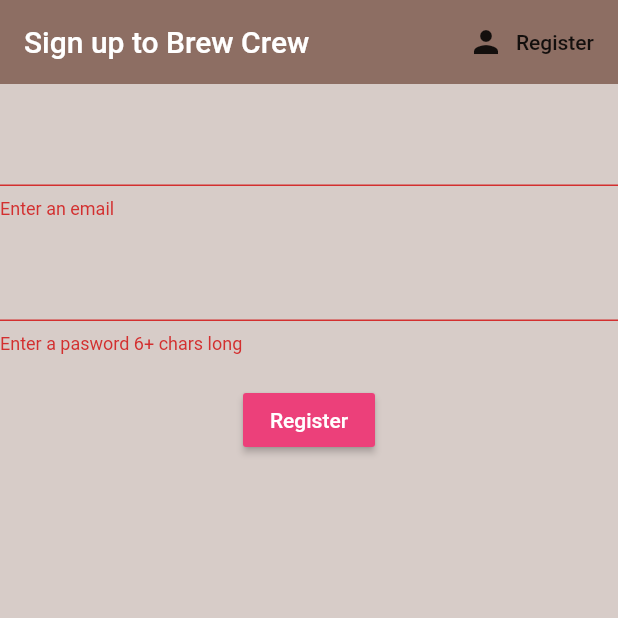
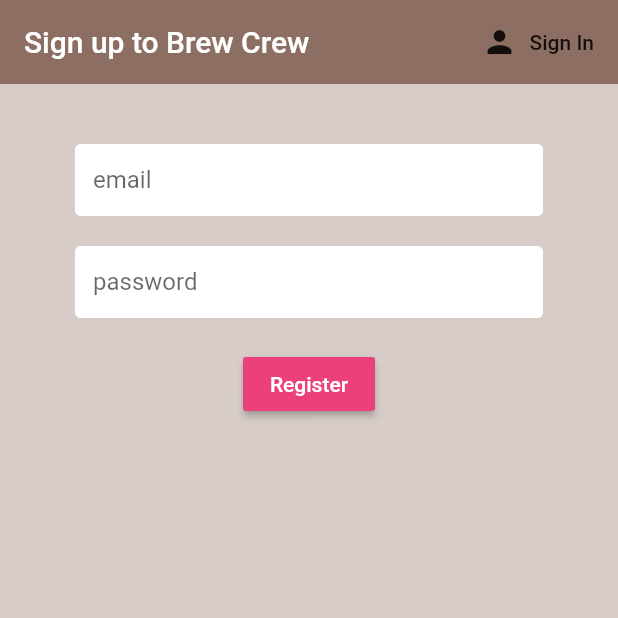
Before and after one commit to Z-inator/brew_crew_flutterTutorial, a Flutter app: the screen it shows after launch, after a tap on "Sign In", after a tap on "Register", on a phone screen of 412 x 824 dp, the top half of it. Run offline on Flutter 3.47's test engine with Material 2 defaults, Android fonts, the phone set to English and light mode, and no system bars; our stand-ins replace cloud_firestore, firebase_auth, flutter_spinkit; accounts and stored records are empty.

Commit message:
Sections 13-20

```diff
--- /dev/null
+++ b/lib/models/brew.dart
@@ -0,0 +1,9 @@
+class Brew {
+  final String name;
+  final String sugars;
+  final int strength;
+
+  Brew({this.name, this.sugars, this.strength});
+
+
+}
--- a/lib/screens/authenticate/register.dart
+++ b/lib/screens/authenticate/register.dart
@@ -1,24 +1,31 @@
 import 'package:brew_crew/services/auth.dart';
+import 'package:brew_crew/shared/constants.dart';
+import 'package:brew_crew/shared/loading.dart';
 import 'package:flutter/material.dart';
 
 class Register extends StatefulWidget {
+
   final Function toggleView;
-  Register({this.toggleView});
+  Register({ this.toggleView });
+
   @override
   _RegisterState createState() => _RegisterState();
 }
 
 class _RegisterState extends State<Register> {
+
   final AuthService _auth = AuthService();
   final _formKey = GlobalKey<FormState>();
+  String error = '';
+  bool loading = false;
 
+  // text field state
   String email = '';
   String password = '';
-  String error = '';
 
   @override
   Widget build(BuildContext context) {
-    return Scaffold(
+    return loading ? Loading() : Scaffold(
       backgroundColor: Colors.brown[100],
       appBar: AppBar(
         backgroundColor: Colors.brown[400],
@@ -27,35 +34,32 @@ class _RegisterState extends State<Register> {
         actions: <Widget>[
           FlatButton.icon(
             icon: Icon(Icons.person),
-              label: Text('Register'),
-              onPressed: () {
-                widget.toggleView();
-              })
+            label: Text('Sign In'),
+            onPressed: () => widget.toggleView(),
+          ),
         ],
       ),
       body: Container(
+        padding: EdgeInsets.symmetric(vertical: 20.0, horizontal: 50.0),
         child: Form(
           key: _formKey,
           child: Column(
             children: <Widget>[
               SizedBox(height: 20.0),
               TextFormField(
+                decoration: textInputDecoration.copyWith(hintText: 'email'),
                 validator: (val) => val.isEmpty ? 'Enter an email' : null,
                 onChanged: (val) {
-                    setState(() {
-                      email = val;
-                    });
+                  setState(() => email = val);
                 },
               ),
               SizedBox(height: 20.0),
               TextFormField(
-                  validator: (val) =>
-                      val.length < 6 ? 'Enter a pasword 6+ chars long' : null,
+                decoration: textInputDecoration.copyWith(hintText: 'password'),
                 obscureText: true,
+                validator: (val) => val.length < 6 ? 'Enter a password 6+ chars long' : null,
                 onChanged: (val) {
-                    setState(() {
-                      password = val;
-                    });
+                  setState(() => password = val);
                 },
               ),
               SizedBox(height: 20.0),
@@ -66,24 +70,26 @@ class _RegisterState extends State<Register> {
                   style: TextStyle(color: Colors.white),
                 ),
                 onPressed: () async {
-                    if (_formKey.currentState.validate()) {
-                      dynamic result = await _auth.registerWithEmailAndPassword(
-                          email, password);
-                      if (result == null) {
-                        setState(() => error = 'please supply a valid email');
+                  if(_formKey.currentState.validate()){
+                    setState(() => loading = true);
+                    dynamic result = await _auth.registerWithEmailAndPassword(email, password);
+                    if(result == null) {
+                      setState(() {
+                        loading = false;
+                        error = 'Please supply a valid email';
+                      });
                     }
                   }
-                  },
+                }
               ),
-                SizedBox(
-                  height: 12.0,
-                ),
+              SizedBox(height: 12.0),
               Text(
                 error,
-                  style: TextStyle(color: Colors.red, fontSize: 14.0)
+                style: TextStyle(color: Colors.red, fontSize: 14.0),
+              )
+            ],
           ),
-              ],
-            )),
+        ),
       ),
     );
   }
--- a/lib/screens/authenticate/sign_in.dart
+++ b/lib/screens/authenticate/sign_in.dart
@@ -1,22 +1,31 @@
 import 'package:brew_crew/services/auth.dart';
+import 'package:brew_crew/shared/constants.dart';
+import 'package:brew_crew/shared/loading.dart';
 import 'package:flutter/material.dart';
 
 class SignIn extends StatefulWidget {
+
   final Function toggleView;
-  SignIn({this.toggleView});
+  SignIn({ this.toggleView });
+
   @override
   _SignInState createState() => _SignInState();
 }
 
 class _SignInState extends State<SignIn> {
+
   final AuthService _auth = AuthService();
-  // Text field state
+  final _formKey = GlobalKey<FormState>();
+  String error = '';
+  bool loading = false;
+
+  // text field state
   String email = '';
   String password = '';
 
   @override
   Widget build(BuildContext context) {
-    return Scaffold(
+    return loading ? Loading() : Scaffold(
       backgroundColor: Colors.brown[100],
       appBar: AppBar(
         backgroundColor: Colors.brown[400],
@@ -25,48 +34,62 @@ class _SignInState extends State<SignIn> {
         actions: <Widget>[
           FlatButton.icon(
             icon: Icon(Icons.person),
-            label: Text('Sign In'),
-            onPressed: () {
-              widget.toggleView();
-            }
-          )
+            label: Text('Register'),
+            onPressed: () => widget.toggleView(),
+          ),
         ],
       ),
       body: Container(
+        padding: EdgeInsets.symmetric(vertical: 20.0, horizontal: 50.0),
         child: Form(
+          key: _formKey,
           child: Column(
             children: <Widget>[
               SizedBox(height: 20.0),
               TextFormField(
+                decoration: textInputDecoration.copyWith(hintText: 'email'),
+                validator: (val) => val.isEmpty ? 'Enter an email' : null,
                 onChanged: (val) {
-                setState(() {
-                  email = val;
-                });
+                  setState(() => email = val);
                 },
               ),
               SizedBox(height: 20.0),
               TextFormField(
                 obscureText: true,
+                decoration: textInputDecoration.copyWith(hintText: 'password'),
+                validator: (val) => val.length < 6 ? 'Enter a password 6+ chars long' : null,
                 onChanged: (val) {
-                setState(() {
-                  password = val;
-                });
+                  setState(() => password = val);
                 },
               ),
               SizedBox(height: 20.0),
               RaisedButton(
                 color: Colors.pink[400],
                 child: Text(
-                'Sign in',
+                  'Sign In',
                   style: TextStyle(color: Colors.white),
                 ),
                 onPressed: () async {
-                print(email);
-                print(password);
-              },
-            )
+                  if(_formKey.currentState.validate()){
+                    setState(() => loading = true);
+                    dynamic result = await _auth.signInWithEmailAndPassword(email, password);
+                    if(result == null) {
+                      setState(() {
+                        loading = false;
+                        error = 'Could not sign in with those credentials';
+                      });
+                    }
+                  }
+                }
+              ),
+              SizedBox(height: 12.0),
+              Text(
+                error,
+                style: TextStyle(color: Colors.red, fontSize: 14.0),
+              ),
             ],
-        )),
+          ),
+        ),
       ),
     );
   }
--- a/lib/services/auth.dart
+++ b/lib/services/auth.dart
@@ -1,40 +1,54 @@
 import 'package:brew_crew/models/user.dart';
+import 'package:brew_crew/services/database.dart';
 import 'package:firebase_auth/firebase_auth.dart';
 
 class AuthService {
+
   final FirebaseAuth _auth = FirebaseAuth.instance;
 
-  // Create user obj based on FirebaseUser
+  // create user obj based on firebase user
   User _userFromFirebaseUser(FirebaseUser user) {
     return user != null ? User(uid: user.uid) : null;
   }
 
+  // auth change user stream
   Stream<User> get user {
-    return _auth.onAuthStateChanged.map(_userFromFirebaseUser);
-    // .map((FirebaseUser user) => _userFromFirebaseUser(user));
+    return _auth.onAuthStateChanged
+      //.map((FirebaseUser user) => _userFromFirebaseUser(user));
+      .map(_userFromFirebaseUser);
   }
 
-  // sign in anonymosly
+  // sign in anon
   Future signInAnon() async {
     try {
       AuthResult result = await _auth.signInAnonymously();
       FirebaseUser user = result.user;
       return _userFromFirebaseUser(user);
+    } catch (e) {
+      print(e.toString());
+      return null;
+    }
+  }
+
+  // sign in with email and password
+  Future signInWithEmailAndPassword(String email, String password) async {
+    try {
+      AuthResult result = await _auth.signInWithEmailAndPassword(email: email, password: password);
+      FirebaseUser user = result.user;
+      return user;
     } catch (error) {
       print(error.toString());
       return null;
     }
   }
 
-  // sign in email & password
-
-
-  // register with email & password
+  // register with email and password
   Future registerWithEmailAndPassword(String email, String password) async {
     try {
-      AuthResult result = await _auth.createUserWithEmailAndPassword(
-          email: email, password: password);
+      AuthResult result = await _auth.createUserWithEmailAndPassword(email: email, password: password);
       FirebaseUser user = result.user;
+      // create a new document for the user with the uid
+      await DatabaseService(uid: user.uid).updateUserData('0','new crew member', 100);
       return _userFromFirebaseUser(user);
     } catch (error) {
       print(error.toString());
@@ -51,4 +65,5 @@ class AuthService {
       return null;
     }
   }
+
 }
--- /dev/null
+++ b/lib/services/database.dart
@@ -0,0 +1,36 @@
+import 'package:brew_crew/models/brew.dart';
+import 'package:brew_crew/screens/home/brew_list.dart';
+import 'package:cloud_firestore/cloud_firestore.dart';
+
+class DatabaseService {
+  final String uid;
+  DatabaseService({this.uid});
+
+  // collection reference
+  final CollectionReference brewCollection =
+      Firestore.instance.collection('brews');
+
+  Future<void> updateUserData(String sugars, String name, int strength) async {
+    return await brewCollection.document(uid).setData({
+      'sugars': sugars,
+      'name': name,
+      'strength': strength,
+    });
+  }
+
+  // Brew list from snapshot
+  List<Brew> _brewListFromSnapshot(QuerySnapshot snapshot) {
+    return snapshot.documents.map((doc) {
+      return Brew(
+        name: doc.data['name'] ?? '',
+        sugars: doc.data['sugars'] ?? '0',
+        strength: doc.data['strength'] ?? 0
+      );
+    }).toList();
+  }
+
+  // Get brews stream
+  Stream<List<Brew>> get brews {
+    return brewCollection.snapshots().map(_brewListFromSnapshot);
+  }
+}
--- /dev/null
+++ b/lib/shared/constants.dart
@@ -0,0 +1,13 @@
+import 'package:flutter/material.dart';
+
+const textInputDecoration = InputDecoration(
+  fillColor: Colors.white,
+  filled: true,
+  contentPadding: EdgeInsets.all(12.0),
+  enabledBorder: OutlineInputBorder(
+    borderSide: BorderSide(color: Colors.white, width: 2.0),
+  ),
+  focusedBorder: OutlineInputBorder(
+    borderSide: BorderSide(color: Colors.pink, width: 2.0),
+  ),
+);
--- a/pubspec.yaml
+++ b/pubspec.yaml
@@ -32,6 +32,7 @@ dependencies:
   firebase_auth: ^0.14.0+5
   cloud_firestore: ^0.12.9+4
   provider: ^3.1.0
+  flutter_spinkit: "^4.0.0"
 
 dev_dependencies:
   flutter_test:
```
Also changed, not shown: lib/screens/home/brew_list.dart (added, +24 -0 lines), lib/screens/home/brew_tile.dart (added, +25 -0 lines), lib/screens/home/home.dart (+11 -3 lines), lib/shared/loading.dart (added, +17 -0 lines), pubspec.lock. Lines whose indentation alone changed are shown as unchanged.
